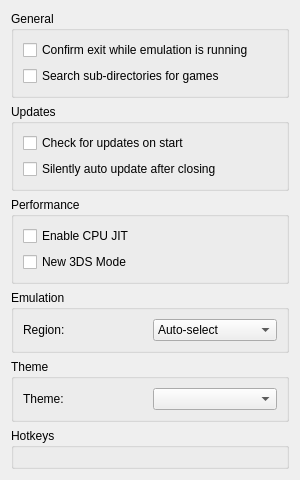
Above: src/citra_qt/configuration/configure_general.ui from grimtnt/citra before the change. Below: the same form after it.
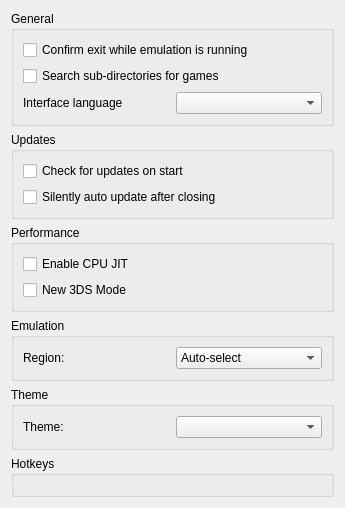
That is the form after the change. Custom widgets are drawn as their Qt base class.

Commit message: [skip ci]

Patch:
```diff
--- a/src/citra_qt/configuration/configure_general.ui
+++ b/src/citra_qt/configuration/configure_general.ui
@@ -6,8 +6,8 @@
    <rect>
     <x>0</x>
     <y>0</y>
-    <width>300</width>
-    <height>377</height>
+    <width>345</width>
+    <height>493</height>
    </rect>
   </property>
   <property name="windowTitle">
@@ -38,6 +38,20 @@
             </property>
            </widget>
           </item>
+          <item>
+           <layout class="QHBoxLayout" name="horizontalLayout_2">
+            <item>
+             <widget class="QLabel" name="language_label">
+              <property name="text">
+               <string>Interface language</string>
+              </property>
+             </widget>
+            </item>
+            <item>
+             <widget class="QComboBox" name="language_combobox"/>
+            </item>
+           </layout>
+          </item>
          </layout>
         </item>
        </layout>
```
